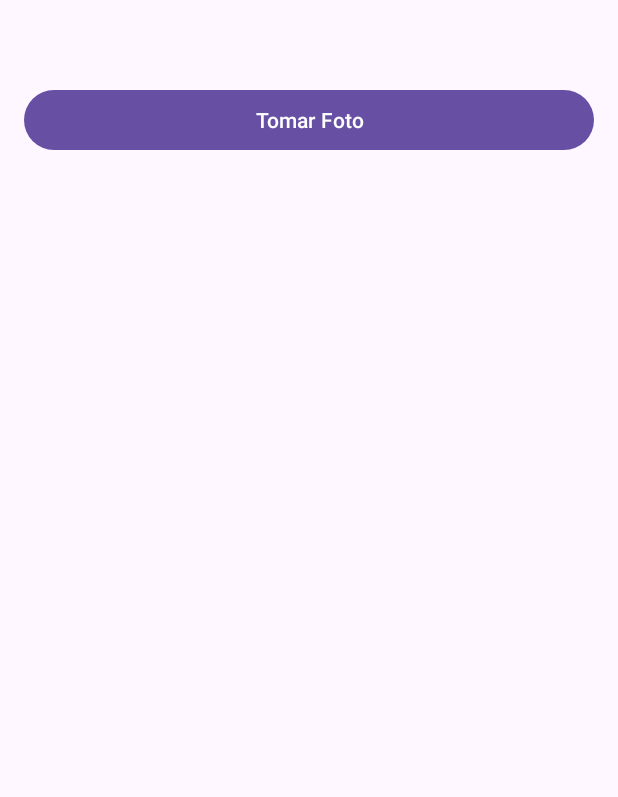
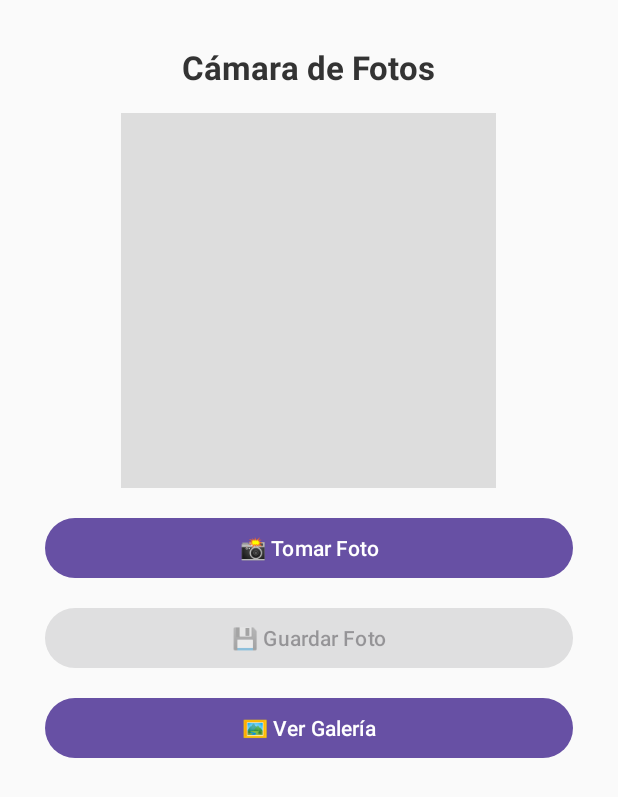
Before and after one commit to kelvinhe04/CamaraFotoApp, an Android app: the screen it shows after launch (MainActivity), on a phone screen of 412 x 824 dp. Shown: the top 797 px of the screen. Run offline under Robolectric (Android 15) with nearby library versions, the phone set to English and light mode, and no system bars.

Commit message:
Refactor photo capture and add gallery functionality
This commit introduces a gallery feature and refactors the photo capturing process.

Key changes:

- **MainActivity.java**:
    - Photos are now initially saved as temporary files (`TEMP_*.jpg`).
    - A "Save Photo" button (`btnGuardarFoto`) is added, which becomes enabled after a photo is taken. Clicking it copies the temporary photo to a permanent file (`FOTO_*.jpg`).
    - A "View Gallery" button (`btnVerGaleria`) is added to launch `GaleriaActivity`.
    - Permission handling for camera access has been streamlined.

- **activity_main.xml**:
    - The layout is updated to a `ScrollView` containing a `LinearLayout`.
    - A title "Cámara de Fotos" is added.
    - `ImageView` (`imgPreview`) dimensions are set to 250dp x 250dp.
    - Buttons for "Take Photo" (📸 Tomar Foto), "Save Photo" (💾 Guardar Foto), and "View Gallery" (🖼️ Ver Galería) are added and styled.

- **GaleriaActivity.java (New)**:
    - Displays photos stored in the app's external pictures directory that start with "FOTO_".
    - Uses a `RecyclerView` with a `GridLayoutManager` to display images.
    - Includes a "Delete all photos" button (`btnBorrarFotos`) to remove all "FOTO_" prefixed images.

- **activity_galeria.xml (New)**:
    - Layout for `GaleriaActivity`, containing a title, a `RecyclerView` (`recyclerGaleria`), and a "Delete all photos" button.

- **Adapters/GaleriaAdapter.java (New)**:
    - `RecyclerView.Adapter` to display images from a list of `File` objects in the gallery. Images are loaded into `ImageViews`.

- **GridSpacingItemDecoration.java (New)**:
    - `RecyclerView.ItemDecoration` to add spacing between items in the gallery's grid layout.

- **AndroidManifest.xml**:
    - Declared `GaleriaActivity`.

```diff
--- a/app/src/main/res/layout/activity_main.xml
+++ b/app/src/main/res/layout/activity_main.xml
@@ -1,22 +1,55 @@
-<LinearLayout
-    xmlns:android="http://schemas.android.com/apk/res/android"
+<?xml version="1.0" encoding="utf-8"?>
+<ScrollView xmlns:android="http://schemas.android.com/apk/res/android"
     android:layout_width="match_parent"
     android:layout_height="match_parent"
-    android:orientation="vertical"
-    android:padding="16dp">
+    android:padding="30dp"
+    android:background="#FAFAFA">
 
-    <Button
-        android:id="@+id/btnTomarFoto"
+    <LinearLayout
         android:layout_width="match_parent"
         android:layout_height="wrap_content"
-        android:text="Tomar Foto"
-        android:layout_marginTop="40dp"/>
+        android:orientation="vertical"
+        android:gravity="center_horizontal"
+        android:spacing="12dp">
 
-    <ImageView
-        android:id="@+id/imgPreview"
-        android:layout_width="match_parent"
-        android:layout_height="300dp"
-        android:layout_marginTop="16dp"
-        android:scaleType="centerCrop"
-        android:contentDescription="Vista previa" />
-</LinearLayout>
+        <TextView
+            android:layout_width="wrap_content"
+            android:layout_height="wrap_content"
+            android:text="Cámara de Fotos"
+            android:textSize="22sp"
+            android:textStyle="bold"
+            android:layout_marginBottom="16dp"
+            android:textColor="#333" />
+
+        <ImageView
+            android:id="@+id/imgPreview"
+            android:layout_width="250dp"
+            android:layout_height="250dp"
+            android:scaleType="centerCrop"
+            android:layout_marginBottom="16dp"
+            android:background="#DDDDDD"
+            android:contentDescription="Vista previa de la foto" />
+
+        <Button
+            android:id="@+id/btnTomarFoto"
+            android:layout_width="match_parent"
+            android:layout_height="wrap_content"
+            android:text="📸 Tomar Foto"
+            android:layout_marginBottom="12dp" />
+
+        <Button
+            android:id="@+id/btnGuardarFoto"
+            android:layout_width="match_parent"
+            android:layout_height="wrap_content"
+            android:text="💾 Guardar Foto"
+            android:enabled="false"
+            android:layout_marginBottom="12dp" />
+
+        <Button
+            android:id="@+id/btnVerGaleria"
+            android:layout_width="match_parent"
+            android:layout_height="wrap_content"
+            android:text="🖼️ Ver Galería" />
+
+    </LinearLayout>
+</ScrollView>
```
Also changed, not shown: app/src/main/AndroidManifest.xml (+12 -12 lines), app/src/main/java/com/example/camarafotoapp/Adapters/GaleriaAdapter.java (added, +47 -0 lines), app/src/main/java/com/example/camarafotoapp/GaleriaActivity.java (added, +80 -0 lines), app/src/main/java/com/example/camarafotoapp/GridSpacingItemDecoration.java (added, +23 -0 lines), app/src/main/java/com/example/camarafotoapp/MainActivity.java (+56 -31 lines), app/src/main/res/layout/activity_galeria.xml (added, +41 -0 lines).
